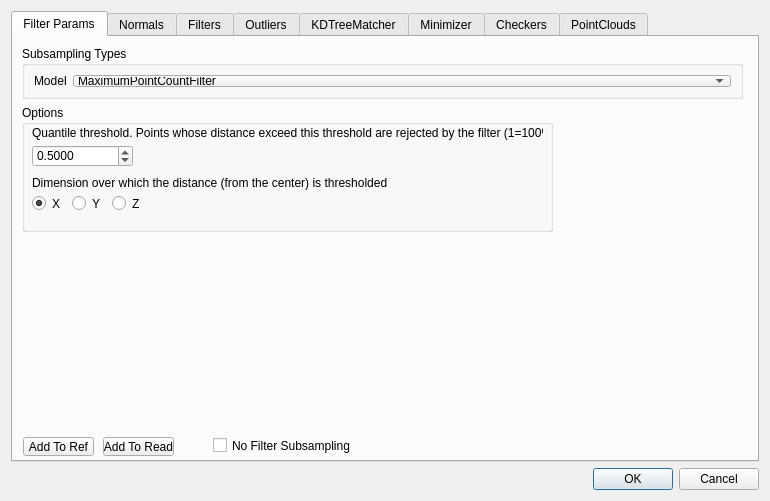
The window that plugins/core/Standard/qLibpointmatcher/ui/LibpointmatcherOutlierDialog.ui (dagata-mining/CloudCompare) describes before a commit, drawn with Qt 5.
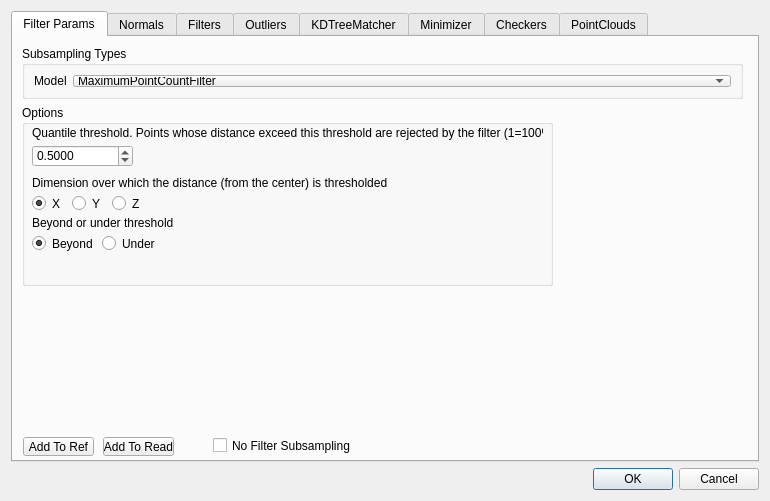
The same window after the commit. The open tabs and pages were chosen to show the change. Icons and pictures are not drawn.

The edit to the form file:
```diff
--- a/plugins/core/Standard/qLibpointmatcher/ui/LibpointmatcherOutlierDialog.ui
+++ b/plugins/core/Standard/qLibpointmatcher/ui/LibpointmatcherOutlierDialog.ui
@@ -475,7 +475,7 @@
            <x>0</x>
            <y>0</y>
            <width>531</width>
-           <height>127</height>
+           <height>181</height>
           </rect>
          </property>
          <property name="title">
@@ -586,6 +586,54 @@
            <string notr="true">buttonGroup_3</string>
           </attribute>
          </widget>
+         <widget class="QRadioButton" name="beyondQuantile">
+          <property name="geometry">
+           <rect>
+            <x>10</x>
+            <y>130</y>
+            <width>71</width>
+            <height>17</height>
+           </rect>
+          </property>
+          <property name="text">
+           <string>Beyond</string>
+          </property>
+          <property name="checked">
+           <bool>true</bool>
+          </property>
+          <attribute name="buttonGroup">
+           <string notr="true">buttonGroup_9</string>
+          </attribute>
+         </widget>
+         <widget class="QRadioButton" name="underQuantile">
+          <property name="geometry">
+           <rect>
+            <x>80</x>
+            <y>130</y>
+            <width>61</width>
+            <height>17</height>
+           </rect>
+          </property>
+          <property name="text">
+           <string>Under</string>
+          </property>
+          <attribute name="buttonGroup">
+           <string notr="true">buttonGroup_9</string>
+          </attribute>
+         </widget>
+         <widget class="QLabel" name="dimQuantileTitle_2">
+          <property name="geometry">
+           <rect>
+            <x>10</x>
+            <y>110</y>
+            <width>371</width>
+            <height>16</height>
+           </rect>
+          </property>
+          <property name="text">
+           <string>Beyond or under threshold</string>
+          </property>
+         </widget>
         </widget>
        </widget>
        <widget class="QWidget" name="RandomSamplingFilter">
```
Left out of the diff: 13 changed lines with no effect on the pictures.
